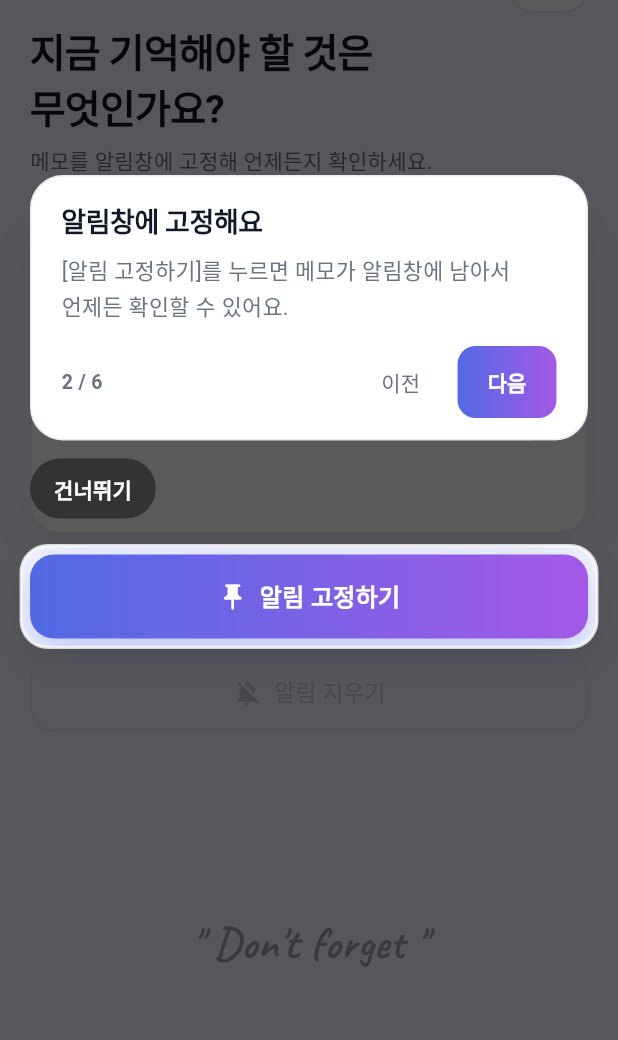
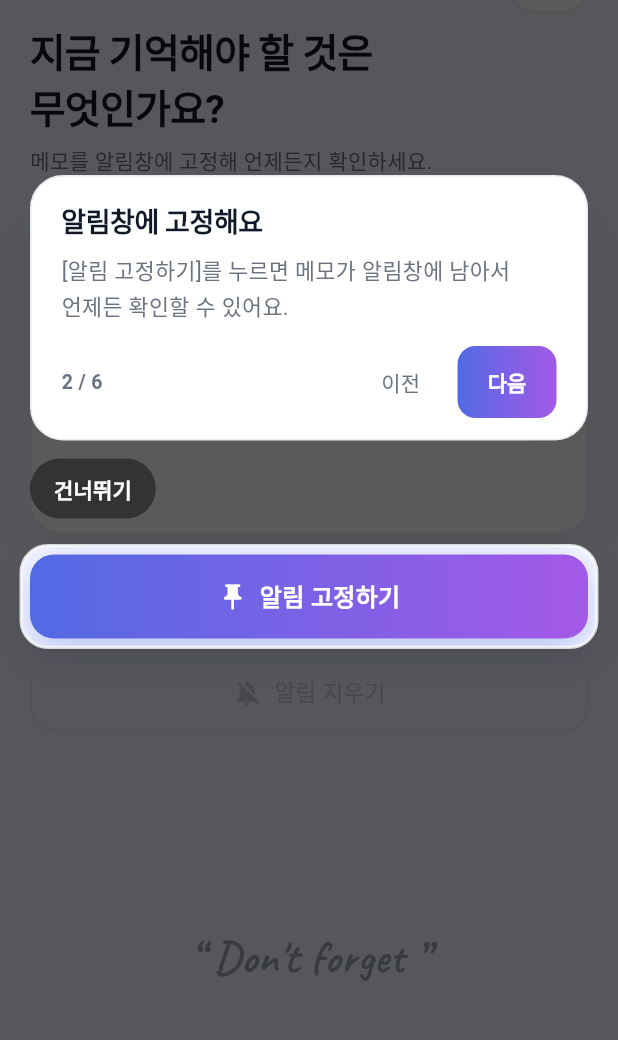
Before and after one commit to Mino7406/NotiMemo, a Flutter app: the screen it shows after launch, after a tap on "다음", on a phone screen of 412 x 824 dp, the part 83-1123 px from its top. Run offline on Flutter 3.47's test engine with Material 3 defaults, Android fonts, the phone set to English and light mode, and no system bars; our stand-ins replace image_picker, package_info_plus, permission_handler, shared_preferences; missing offline and left inert: google_mlkit_text_recognition; network calls fail.

Commit message:
홈 문구를 붙박이 배경 글씨로 변경, 공백 ✕ 수정, 한글 번역 추가
- 아래 문구를 화면 가장 뒤에 고정하고 시작 애니메이션(페이드·슬라이드)을 본문과 맞춤
- 본문이 문구 자리까지 내려오면 서서히 숨김, 따옴표·글자 잘림 수정(둥근 따옴표, 상자 높이)
- 본문을 CustomScrollView로 바꾸고 아래 여백이 파묻히던 문제 수정
- 공백만 있을 때 ✕가 동작하지 않던 문제 수정
- flutter_localizations 추가로 길게 눌렀을 때 복사/붙여넣기를 기기 언어로 표시
- 관련 테스트 추가, PLAN.md 갱신

Co-Authored-By: Claude Sonnet 5.5 <noreply@anthropic.com>

```diff
--- a/lib/main.dart
+++ b/lib/main.dart
@@ -1,5 +1,6 @@
 import 'package:flutter/material.dart';
 import 'package:flutter/services.dart';
+import 'package:flutter_localizations/flutter_localizations.dart';
 import 'screens/home_screen.dart';
 import 'storage/settings_storage.dart';
 import 'theme/app_theme.dart';
@@ -27,6 +28,18 @@ class NotiMemoApp extends StatelessWidget {
       builder: (_, mode, _) => MaterialApp(
         title: '알림메모',
         debugShowCheckedModeBanner: false,
+        // 글을 길게 눌렀을 때 뜨는 복사/붙여넣기 같은 기본 문구를 기기 언어로 보여준다.
+        // 기기 언어가 아래 목록에 없으면 영어로 나온다.
+        localizationsDelegates: GlobalMaterialLocalizations.delegates,
+        supportedLocales: const [
+          Locale('ko'),
+          Locale('en'),
+          Locale('ja'),
+          Locale('zh'),
+          Locale('es'),
+          Locale('fr'),
+          Locale('de'),
+        ],
         theme: _buildTheme(Brightness.light),
         darkTheme: _buildTheme(Brightness.dark),
         themeMode: mode,
--- a/lib/screens/home_screen.dart
+++ b/lib/screens/home_screen.dart
@@ -50,13 +50,18 @@ class _HomeScreenState extends State<HomeScreen>
   final _controller = TextEditingController();
   final _scaffoldKey = GlobalKey<ScaffoldState>();
 
-  /// 아래 문구가 놓일 빈 자리를 재기 위한 키와, 키보드가 닫혀 있을 때 마지막으로 잰 위치.
-  /// 키보드가 올라와 화면이 줄어도 이 위치를 그대로 쓰므로 문구가 따라 올라가지 않는다.
+  /// 아래 문구는 화면 뒤에 붙박이로 둔 "배경 글씨"다. 처음 빈 자리가 생겼을 때 그 가운데 높이를 한 번만
+  /// 재서 [_footerCenterY]에 두고, 그 뒤로는 글이 늘거나 줄어도, 키보드가 올라와도 움직이지 않는다.
+  /// 입력창 같은 내용이 문구를 가린다.
   final _footerKey = GlobalKey();
-  Rect? _footerRect;
+  final _bodyKey = GlobalKey();
+  final _scrollCtrl = ScrollController();
+  double? _footerCenterY;
+  double _footerScreenHeight = 0;
 
-  /// 오른쪽 메뉴가 열려 있는지(열려 있으면 문구를 가린다)
-  bool _menuOpen = false;
+  /// 본문이 문구 자리 아래로 내려오지 않았을 때만 문구를 보여준다(내려오면 투명 버튼 뒤로 비쳐 보이므로 서서히 숨김)
+  bool _footerVisible = true;
+
   // 알림 내역(저장된 메모 전체)
   List<MemoEntry> _memoList = [];
   // 고정/인식/분석이 진행 중일 때 버튼 중복 클릭을 막으려는 표시
@@ -109,6 +114,9 @@ class _HomeScreenState extends State<HomeScreen>
     super.initState();
     WidgetsBinding.instance.addObserver(this);
     _controller.addListener(_dismissStaleUndo);
+    // 문구 높이는 처음 한 번만 정하면 되지만, 그 시점(시작 애니메이션 뒤, 빈 자리가 생긴 때)을 기다려야 해서
+    // 프레임마다 확인한다(정해진 뒤에는 바로 끝난다).
+    WidgetsBinding.instance.addPersistentFrameCallback((_) => _measureFooter());
     // 알림 권한 창이 사용 방법과 겹치지 않도록 사용 방법이 끝난 뒤에 요청한다.
     _load()
         .then((_) => _maybeShowTutorial())
@@ -130,6 +138,7 @@ class _HomeScreenState extends State<HomeScreen>
   @override
   void dispose() {
     _controller.removeListener(_dismissStaleUndo);
+    _scrollCtrl.dispose();
     _aiHintTimer?.cancel();
     _animCtrl.dispose();
     WidgetsBinding.instance.removeObserver(this);
@@ -663,9 +672,13 @@ class _HomeScreenState extends State<HomeScreen>
   /// 빨간 ✕: 지울 글을 보여주며 한 번 더 묻고, 확인하면 새 메모와 분석 결과를 비운다.
   Future<void> _confirmClearMemo() async {
     final text = _controller.text;
-    if (text.trim().isEmpty) return;
-    final ok = await showClearMemoDialog(context, text);
-    if (!ok || !mounted) return;
+    if (text.isEmpty) return;
+    // 공백이나 줄바꿈뿐이면 지울 내용이 없으니 묻지 않고 바로 비운다(✕가 눌러도 안 먹는 것처럼 보이지 않게)
+    final onlySpaces = text.trim().isEmpty;
+    if (!onlySpaces) {
+      final ok = await showClearMemoDialog(context, text);
+      if (!ok || !mounted) return;
+    }
     _controller.clear();
     MemoStorage.setCurrent('');
     setState(() {
@@ -794,17 +807,53 @@ class _HomeScreenState extends State<HomeScreen>
     }
   }
 
-  /// 키보드가 닫혀 있을 때만 빈 자리의 화면상 위치를 다시 잰다.
+  /// 문구는 움직이지 않는다. 할 일은 두 가지다.
+  /// 1) 높이를 한 번 정한다: 키보드가 내려가 있고 문구가 들어갈 만한 빈 자리가 있을 때 그 가운데를 잰다
+  ///    (화면 크기가 바뀌면 다시).
+  /// 2) 보일지 정한다: 본문 맨 아래가 문구 자리보다 위에 있을 때만 보이고, 본문이 길어져 문구 자리까지 내려오면
+  ///    서서히 숨는다(투명한 버튼 뒤로 글씨가 비쳐 보이지 않게).
   void _measureFooter() {
-    if (!mounted || View.of(context).viewInsets.bottom > 0) return;
+    if (!mounted) return;
+    final view = View.of(context);
     final ro = _footerKey.currentContext?.findRenderObject();
-    if (ro is! RenderBox || !ro.attached || !ro.hasSize) return;
-    final rect = ro.localToGlobal(Offset.zero) & ro.size;
-    final old = _footerRect;
-    if (old == null ||
-        (old.top - rect.top).abs() > 0.5 ||
-        (old.height - rect.height).abs() > 0.5) {
-      setState(() => _footerRect = rect);
+    final laidOut = ro is RenderBox && ro.attached && ro.hasSize;
+    var changed = false;
+
+    // 시작할 때 본문은 아래에서 올라오는 중이라 잰 위치에 그만큼이 섞인다. 그 이동량을 빼서 최종 자리를 구한다
+    // (이렇게 하면 애니메이션이 끝나길 기다리지 않고 처음부터 문구를 본문과 같이 나타낼 수 있다).
+    final bodyBox = _bodyKey.currentContext?.findRenderObject();
+    final slideShift = bodyBox is RenderBox && bodyBox.hasSize
+        ? _slideAnim.value.dy * bodyBox.size.height
+        : 0.0;
+
+    final needCenter =
+        _footerCenterY == null ||
+        _footerScreenHeight != view.physicalSize.height;
+    if (needCenter &&
+        laidOut &&
+        view.viewInsets.bottom == 0 &&
+        ro.size.height >= 64) {
+      _footerCenterY =
+          (ro.localToGlobal(Offset.zero) & ro.size).center.dy - slideShift;
+      _footerScreenHeight = view.physicalSize.height;
+      changed = true;
+    }
+
+    final cy = _footerCenterY;
+    if (cy != null && laidOut) {
+      // 본문 맨 아래(= 빈 자리의 위쪽 끝)가 문구 위쪽보다 위에 있어야 한다
+      final visible = ro.localToGlobal(Offset.zero).dy - slideShift <= cy - 32;
+      if (visible != _footerVisible) {
+        _footerVisible = visible;
+        changed = true;
+      }
+    }
+
+    // 프레임 처리 중에 setState를 하면 다음 프레임이 예약되지 않아서, 프레임이 끝난 뒤에 다시 그리게 한다
+    if (changed) {
+      WidgetsBinding.instance.addPostFrameCallback((_) {
+        if (mounted) setState(() {});
+      });
     }
   }
 
@@ -814,15 +863,55 @@ class _HomeScreenState extends State<HomeScreen>
     final textColor = isDark ? Colors.white : const Color(0xFF111827);
     final subColor = isDark ? const Color(0xFF9CA3AF) : const Color(0xFF6B7280);
 
-    WidgetsBinding.instance.addPostFrameCallback((_) => _measureFooter());
-    final footerRect = _footerRect;
+    final footerY = _footerCenterY;
 
     // 문구는 Scaffold 밖(Stack)에 그려서, 키보드로 본문이 줄어들어도 위치가 변하지 않게 한다
     return Stack(
       children: [
+        // 가장 뒤: 배경색 위에 문구를 그린다. 본문(Scaffold)이 투명이라 입력창 같은 내용이 문구를 가린다
+        ColoredBox(
+          color: Theme.of(context).scaffoldBackgroundColor,
+          child: const SizedBox.expand(),
+        ),
+        if (footerY != null)
+          Positioned(
+            left: 0,
+            right: 0,
+            top: footerY - 32,
+            height: 64,
+            // 위치는 고정이고 보이고 숨는 것만 서서히 바뀐다
+            // 처음 열릴 때는 본문과 같은 페이드(_fadeAnim)와 슬라이드(아래에서 올라옴)로 함께 나타난다.
+            // 본문의 슬라이드는 본문 높이 기준이라, 같은 이동량을 본문 높이로 계산해서 맞춘다.
+            child: AnimatedBuilder(
+              animation: _slideAnim,
+              builder: (_, child) {
+                final box = _bodyKey.currentContext?.findRenderObject();
+                final bodyHeight = box is RenderBox && box.hasSize
+                    ? box.size.height
+                    : 0.0;
+                return Transform.translate(
+                  offset: Offset(0, _slideAnim.value.dy * bodyHeight),
+                  child: child,
+                );
+              },
+              child: FadeTransition(
+                opacity: _fadeAnim,
+                child: AnimatedOpacity(
+                  opacity: _footerVisible ? 1 : 0,
+                  duration: const Duration(milliseconds: 300),
+                  child: IgnorePointer(
+                    child: Material(
+                      type: MaterialType.transparency,
+                      child: Center(child: HomeFooter(isDark: isDark)),
+                    ),
+                  ),
+                ),
+              ),
+            ),
+          ),
         Scaffold(
+          backgroundColor: Colors.transparent,
           key: _scaffoldKey,
-          onEndDrawerChanged: (open) => setState(() => _menuOpen = open),
           endDrawer: AppMenuDrawer(
             scheduledCount: _scheduled.length,
             historyCount: _memoList.length,
@@ -852,18 +941,18 @@ class _HomeScreenState extends State<HomeScreen>
               child: SlideTransition(
                 position: _slideAnim,
                 child: Column(
+                  key: _bodyKey,
                   children: [
                     TopBar(subColor: subColor, textColor: textColor),
                     Expanded(
                       // 내용이 화면보다 짧으면 남는 아래쪽 빈 자리를 문구 영역으로 쓴다
-                      child: LayoutBuilder(
-                        builder: (context, box) => SingleChildScrollView(
-                          padding: const EdgeInsets.fromLTRB(20, 4, 20, 0),
-                          child: ConstrainedBox(
-                            constraints: BoxConstraints(
-                              minHeight: box.maxHeight - 4,
-                            ),
-                            child: IntrinsicHeight(
+                      // 본문은 내용 높이 그대로 두고(길어지면 스크롤), 그 아래에 남는 자리만 따로 채운다
+                      child: CustomScrollView(
+                        controller: _scrollCtrl,
+                        slivers: [
+                          SliverPadding(
+                            padding: const EdgeInsets.fromLTRB(20, 4, 20, 0),
+                            sliver: SliverToBoxAdapter(
                               child: Column(
                                 crossAxisAlignment: CrossAxisAlignment.start,
                                 children: [
@@ -952,16 +1041,18 @@ class _HomeScreenState extends State<HomeScreen>
                                         : '알림 지우기',
                                     onTap: _cancelNotification,
                                   ),
-                                  // 입력창·버튼 아래 남는 빈 자리. 문구는 여기가 아니라 아래 Stack에서 이 자리의
-                                  // 위치를 따라 그린다(키보드가 올라와도 제자리에 있도록)
-                                  Expanded(
-                                    child: SizedBox.expand(key: _footerKey),
-                                  ),
+                                  // 맨 아래 여백(글이 길어져 스크롤해도 버튼이 화면 끝에 붙지 않게)
+                                  const SizedBox(height: 20),
                                 ],
                               ),
                             ),
                           ),
-                        ),
+                          // 입력창·버튼 아래 남는 빈 자리(없으면 높이 0). 문구 높이를 정하려고 위치만 잰다
+                          SliverFillRemaining(
+                            hasScrollBody: false,
+                            child: SizedBox.expand(key: _footerKey),
+                          ),
+                        ],
                       ),
                     ),
                   ],
@@ -970,26 +1061,6 @@ class _HomeScreenState extends State<HomeScreen>
             ),
           ),
         ),
-        if (footerRect != null && !_menuOpen)
-          Positioned(
-            left: 0,
-            right: 0,
-            top: footerRect.top,
-            height: footerRect.height,
-            // 처음 열릴 때 본문과 같은 페이드·슬라이드로 나타나게 한다
-            child: FadeTransition(
-              opacity: _fadeAnim,
-              child: SlideTransition(
-                position: _slideAnim,
-                child: IgnorePointer(
-                  child: Material(
-                    type: MaterialType.transparency,
-                    child: Center(child: HomeFooter(isDark: isDark)),
-                  ),
-                ),
-              ),
-            ),
-          ),
       ],
     );
   }
--- a/lib/widgets/home_widgets.dart
+++ b/lib/widgets/home_widgets.dart
@@ -178,8 +178,7 @@ class ActiveBanner extends StatelessWidget {
 // 화면 맨 아래 빈 자리에 놓는 문구. 문구·글꼴·색은 아래 값만 고치면 된다.
 class HomeFooter extends StatelessWidget {
   /// 보여줄 문구(임시). 정해지면 여기만 바꾼다.
-  static const text = "\" Don't forget \"";
-
+  static const text = "\u201C Don't forget \u201D";
 
   final bool isDark;
   const HomeFooter({super.key, required this.isDark});
@@ -189,8 +188,11 @@ class HomeFooter extends StatelessWidget {
     // 글자 색: 라이트는 옅은 회색, 다크는 어두운 회색이라 본문보다 한 단계 뒤로 물러나 보인다
     final color = isDark ? const Color(0xFF6B7280) : const Color(0xFF9CA3AF);
     return Padding(
-      padding: const EdgeInsets.symmetric(horizontal: 20, vertical: 12),
+      padding: const EdgeInsets.symmetric(horizontal: 20),
       child: Center(
+        // 기울어진 글꼴의 오른쪽 따옴표가 글 상자 밖으로 삐져나와 투명도 처리 때 잘리므로 양옆에 여백을 둔다
+        child: Padding(
+          padding: const EdgeInsets.symmetric(horizontal: 12),
           child: Text(
             text,
             key: const Key('home-footer'),
@@ -201,6 +203,7 @@ class HomeFooter extends StatelessWidget {
               fontSize: 30,
               fontVariations: const [FontVariation('wght', 600)],
               color: color,
+            ),
           ),
         ),
       ),
--- a/pubspec.yaml
+++ b/pubspec.yaml
@@ -8,6 +8,9 @@ environment:
 
 dependencies:
   flutter:
+    sdk: flutter
+  # 글 길게 눌렀을 때 뜨는 복사/붙여넣기 등을 기기 언어로 보이게 하는 번역 모음
+  flutter_localizations:
     sdk: flutter
   cupertino_icons: ^1.0.8
   shared_preferences: ^2.5.0
```
Also changed, not shown: pubspec.lock, 3 other files. Lines whose indentation alone changed are shown as unchanged.
